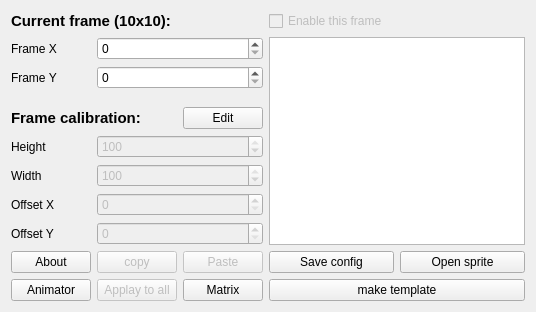
First picture: the form in PlayableCalibrator/calibrationmain.ui, repository WohlSoft/Moondust-Project, before the edit.
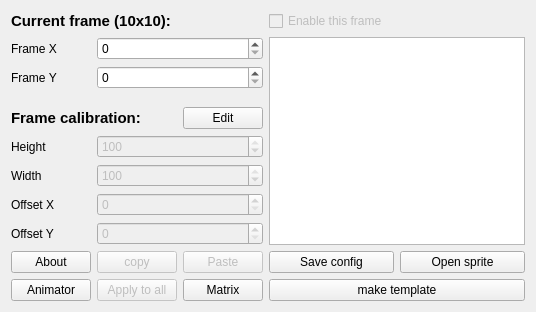
Second picture: the form after the edit. Icons and pictures are not drawn.

Commit message: Spell Check & Proofreading

Diff of the .ui file:
```diff
--- a/PlayableCalibrator/calibrationmain.ui
+++ b/PlayableCalibrator/calibrationmain.ui
@@ -174,7 +174,7 @@
       <bool>false</bool>
      </property>
      <property name="text">
-      <string>Applay to all</string>
+      <string>Apply to all</string>
      </property>
     </widget>
    </item>
```
Left out of the diff: 2 changed lines with no effect on the pictures.
